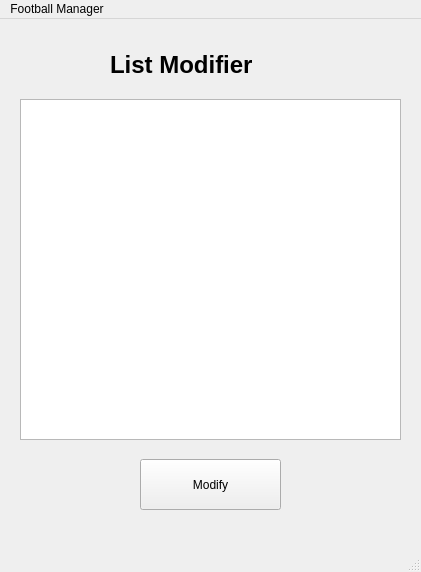
Qt form Football.ui (Ahassan210/Football-Manager) before a commit.
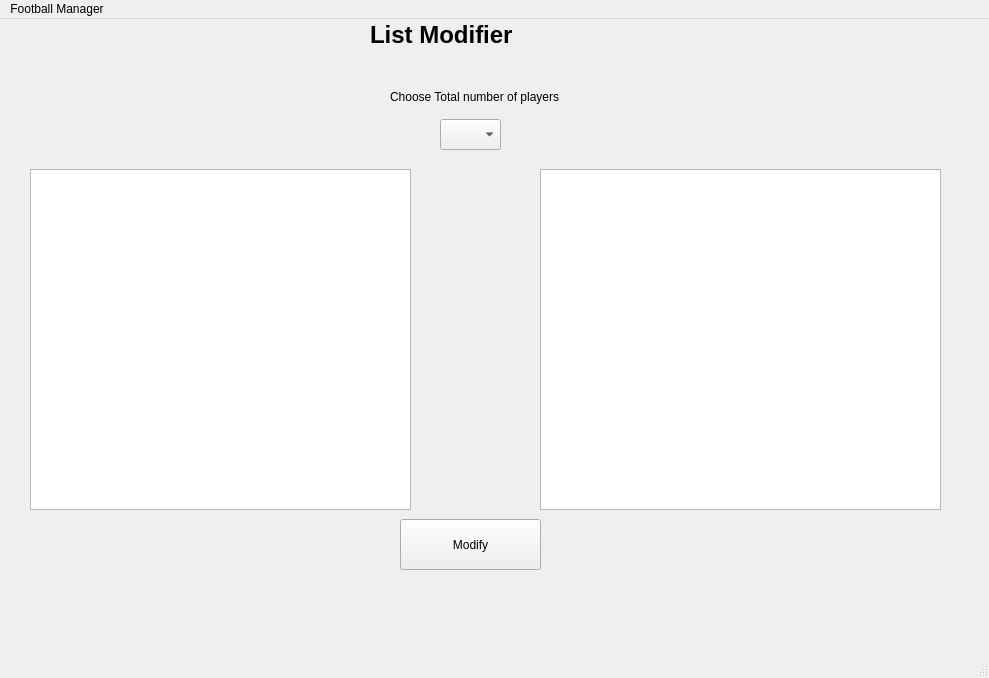
The same form after that commit.

Commit message: Added new GUI elements such as combo box and label, textBrowser Editor to allow selection for number of players playing in the week, and also a results box to allow copy and pasting to the WhatsApp Group chat

Diff of the .ui file:
```diff
--- a/Football.ui
+++ b/Football.ui
@@ -6,8 +6,8 @@
    <rect>
     <x>0</x>
     <y>0</y>
-    <width>421</width>
-    <height>572</height>
+    <width>989</width>
+    <height>678</height>
    </rect>
   </property>
   <property name="windowTitle">
@@ -17,8 +17,8 @@
    <widget class="QPlainTextEdit" name="football_list_edit">
     <property name="geometry">
      <rect>
-      <x>20</x>
-      <y>80</y>
+      <x>30</x>
+      <y>150</y>
       <width>381</width>
       <height>341</height>
      </rect>
@@ -27,8 +27,8 @@
    <widget class="QPushButton" name="list_modify_button">
     <property name="geometry">
      <rect>
-      <x>140</x>
-      <y>440</y>
+      <x>400</x>
+      <y>500</y>
       <width>141</width>
       <height>51</height>
      </rect>
@@ -40,8 +40,8 @@
    <widget class="QLabel" name="label">
     <property name="geometry">
      <rect>
-      <x>110</x>
-      <y>30</y>
+      <x>370</x>
+      <y>0</y>
       <width>181</width>
       <height>31</height>
      </rect>
@@ -58,13 +58,72 @@
      <string>List Modifier</string>
     </property>
    </widget>
+   <widget class="QTextBrowser" name="football_list_textBrowser">
+    <property name="geometry">
+     <rect>
+      <x>540</x>
+      <y>150</y>
+      <width>401</width>
+      <height>341</height>
+     </rect>
+    </property>
+   </widget>
+   <widget class="QComboBox" name="number_of_players_comboBox">
+    <property name="geometry">
+     <rect>
+      <x>440</x>
+      <y>100</y>
+      <width>61</width>
+      <height>31</height>
+     </rect>
+    </property>
+    <property name="layoutDirection">
+     <enum>Qt::LeftToRight</enum>
+    </property>
+    <property name="editable">
+     <bool>false</bool>
+    </property>
+    <item>
+     <property name="text">
+      <string/>
+     </property>
+    </item>
+    <item>
+     <property name="text">
+      <string>12</string>
+     </property>
+    </item>
+    <item>
+     <property name="text">
+      <string>15</string>
+     </property>
+    </item>
+    <item>
+     <property name="text">
+      <string>18</string>
+     </property>
+    </item>
+   </widget>
+   <widget class="QLabel" name="label_2">
+    <property name="geometry">
+     <rect>
+      <x>390</x>
+      <y>70</y>
+      <width>191</width>
+      <height>16</height>
+     </rect>
+    </property>
+    <property name="text">
+     <string>Choose Total number of players</string>
+    </property>
+   </widget>
   </widget>
   <widget class="QMenuBar" name="menubar">
    <property name="geometry">
     <rect>
      <x>0</x>
      <y>0</y>
-     <width>421</width>
+     <width>989</width>
      <height>26</height>
     </rect>
    </property>
```
